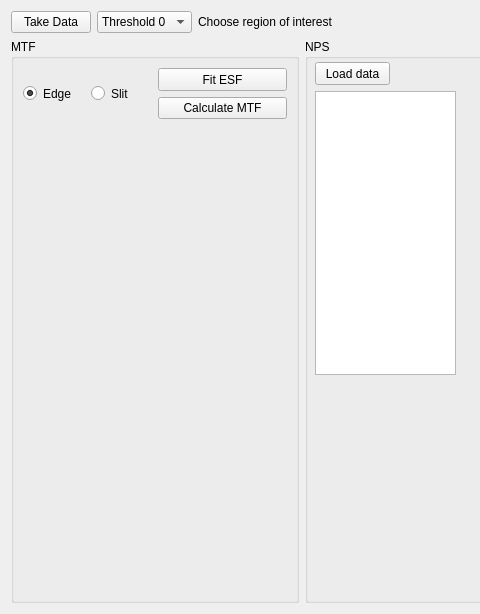
navrit/dexter, file SpidrMpx3Eq/qcstmdqe.ui: the form before one commit; both pictures show x 0 to 480 and y 0 to 614 of the 1072 by 614 pixel window.
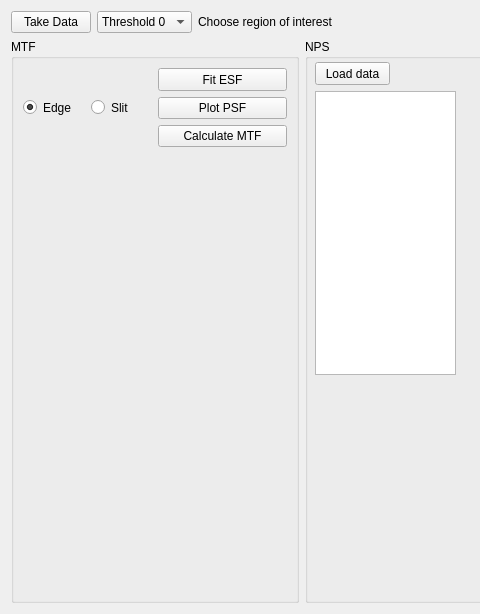
The form after the commit. Custom widgets are drawn as their Qt base class.

The edit to the form file:
```diff
--- a/SpidrMpx3Eq/qcstmdqe.ui
+++ b/SpidrMpx3Eq/qcstmdqe.ui
@@ -138,6 +138,13 @@
               </property>
              </widget>
             </item>
+            <item>
+             <widget class="QPushButton" name="plotPSFpushButton">
+              <property name="text">
+               <string>Plot PSF</string>
+              </property>
+             </widget>
+            </item>
             <item>
              <widget class="QPushButton" name="mtfPushButton">
               <property name="text">
@@ -152,12 +159,12 @@
         <item>
          <widget class="QCustomPlot" name="ESFplot" native="true"/>
         </item>
-        <item>
-         <widget class="QCustomPlot" name="MTFplot" native="true"/>
-        </item>
         <item>
          <widget class="QCustomPlot" name="PSFplot" native="true"/>
         </item>
+        <item>
+         <widget class="QCustomPlot" name="MTFplot" native="true"/>
+        </item>
        </layout>
       </widget>
      </item>
```
